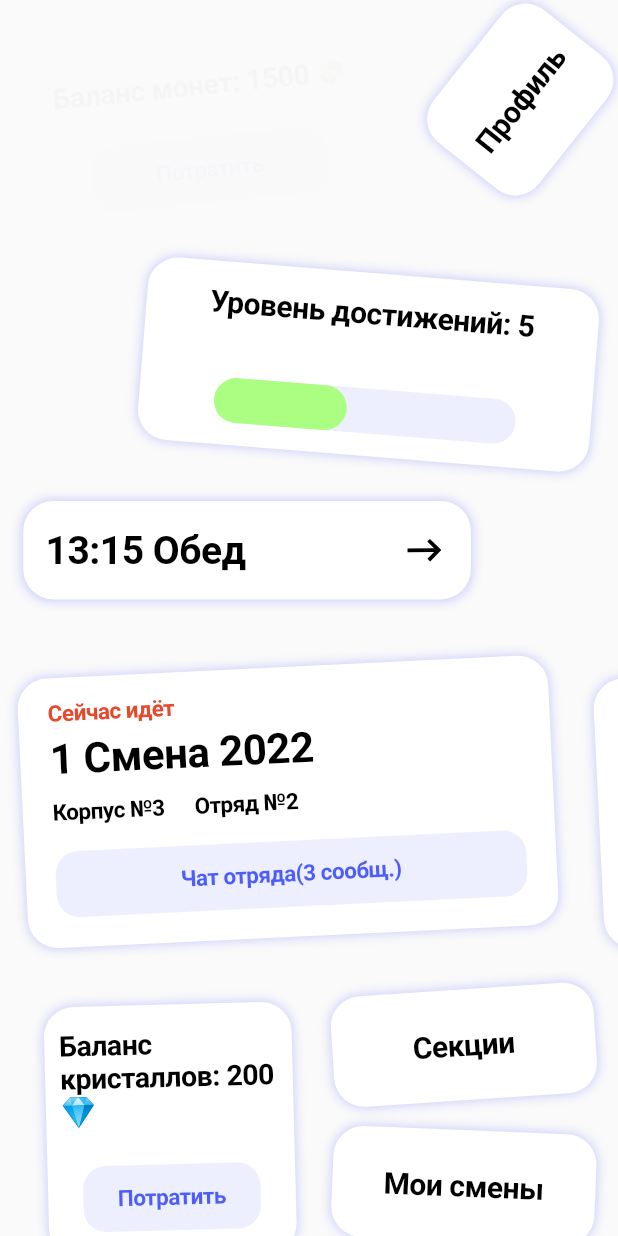
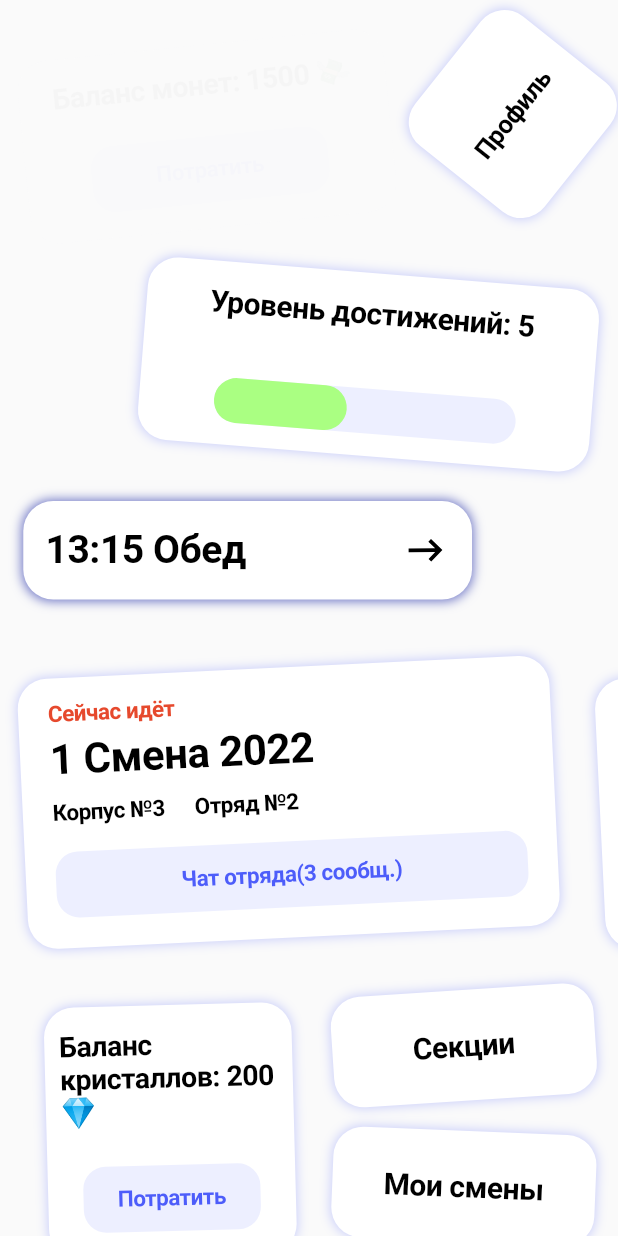
Before and after one commit to KonstInt/animations, a Flutter app: the screen it shows after launch, on a phone screen of 412 x 824 dp. Run offline on Flutter 3.47's test engine with Material 2 defaults, Android fonts, the phone set to English and light mode, and no system bars; drawn by our look-alikes of percent_indicator; our stand-ins replace flutter_screenutil, flutter_svg; Roboto replaces fonts that are missing (Montserrat).

Commit message:
add some animations

```diff
--- a/lib/main.dart
+++ b/lib/main.dart
@@ -1,21 +1,15 @@
-import 'package:animations/models/smena.dart';
-import 'package:animations/utils/constants.dart';
 import 'package:animations/utils/theme.dart';
 import 'package:animations/widget/balance.dart';
 import 'package:animations/widget/crystal.dart';
-import 'package:animations/widget/custom_card.dart';
 import 'package:animations/widget/lanch.dart';
 import 'package:animations/widget/level.dart';
 import 'package:animations/widget/my_smens.dart';
 import 'package:animations/widget/profile.dart';
 import 'package:animations/widget/sections.dart';
 import 'package:animations/widget/smens_list.dart';
-import 'package:animations/widget/spining_container.dart';
 import 'package:flutter/material.dart';
-import 'dart:math';
 
-final Color darkBlue = Color.fromARGB(255, 18, 32, 47);
-
+import 'package:flutter_screenutil/flutter_screenutil.dart';
 void main() {
   runApp(MyApp());
 }
@@ -26,61 +20,40 @@ class MyApp extends StatefulWidget {
 }
 
 class _MyAppState extends State<MyApp> with TickerProviderStateMixin {
-
-  late final AnimationController _visible_controller = AnimationController(
-    duration: const Duration(seconds: 2),
-    vsync: this,
-  )..repeat(reverse: true);
-  late final Animation<double> _animation = CurvedAnimation(
-    parent: _visible_controller,
-    curve: Curves.easeIn,
-  );
-
-  late final AnimationController _rotated_controller = AnimationController(
-    duration: const Duration(seconds: 10),
-    vsync: this,
-  )..repeat();
-  @override
-  void dispose() {
-    _visible_controller.dispose();
-    _rotated_controller.dispose();
-    super.dispose();
-  }
-
   @override
   Widget build(BuildContext context) {
+    return ScreenUtilInit(
+        designSize: const Size(411, 823),
+        minTextAdapt: true,
+        splitScreenMode: true,
+        builder: (context, child) {
           return MaterialApp(
             theme: basicThemeData(),
             debugShowCheckedModeBanner: false,
             home: Scaffold(
               body: SafeArea(
                 child: SingleChildScrollView(
-            child:
-                Column(crossAxisAlignment: CrossAxisAlignment.start, children: [
+                  child: Column(
+                      crossAxisAlignment: CrossAxisAlignment.start,
+                      children: [
                         Row(
-                children: [
-                  FadeTransition(opacity: _animation, child: Balance()),
-
-                  SpinningContainer(controller: _rotated_controller, rotSet: 2*pi, mChild: Profile())
-
-                ],
+                          children: const [Balance(), Spacer(), Profile()],
                         ),
                         Row(
-                children: [
-                  const Spacer(),
-                  Level(),
-                ],
+                          children: const [Spacer(), Level()],
                         ),
-              Lanch(),
-              Smens(),
+                        const Lanch(),
+                        const Smens(),
                         Container(
-                margin: const EdgeInsets.only(left: 15.5, top: 10, right: 15),
+                          margin: const EdgeInsets.only(
+                                  left: 15.5, top: 10, right: 15)
+                              .r,
                           child: Row(
                             children: [
-                    Crystal(),
-                    Spacer(),
+                              const Crystal(),
+                              const Spacer(),
                               Column(
-                      children: [Sections(), MySmens()],
+                                children: const [Sections(), MySmens()],
                               )
                             ],
                           ),
@@ -90,5 +63,6 @@ class _MyAppState extends State<MyApp> with TickerProviderStateMixin {
               ),
             ),
           );
+        });
   }
 }
--- a/lib/widget/balance.dart
+++ b/lib/widget/balance.dart
@@ -4,12 +4,35 @@ import 'package:flutter/material.dart';
 import 'package:flutter/src/widgets/container.dart';
 import 'package:flutter/src/widgets/framework.dart';
 
-class Balance extends StatelessWidget {
+class Balance extends StatefulWidget {
   const Balance({super.key});
 
   @override
+  State<Balance> createState() => _BalanceState();
+}
+
+class _BalanceState extends State<Balance> with TickerProviderStateMixin {
+  late final AnimationController _visible_controller = AnimationController(
+    duration: const Duration(seconds: 2),
+    vsync: this,
+  )..repeat(reverse: true);
+  late final Animation<double> _animation = CurvedAnimation(
+    parent: _visible_controller,
+    curve: Curves.easeIn,
+  );
+
+  @override
+  void dispose() {
+    _visible_controller.dispose();
+
+    super.dispose();
+  }
+
+  @override
   Widget build(BuildContext context) {
-    return Container(
+    return FadeTransition(
+          opacity: _animation,
+          child: Container(
       margin: const EdgeInsets.only(left: 15.5, top: 30),
       child: CustomCard(
         mWith: 245,
@@ -38,17 +61,22 @@ class Balance extends StatelessWidget {
                         borderRadius: BorderRadius.circular(15.0),
                       ))),
                   child: Container(
-                  padding: const EdgeInsets.symmetric(horizontal: 35, vertical: 5),
-                  child: Text("Потратить", style: Theme.of(context).textTheme.headline2?.copyWith(
+                    padding:
+                        const EdgeInsets.symmetric(horizontal: 35, vertical: 5),
+                    child: Text(
+                      "Потратить",
+                      style: Theme.of(context).textTheme.headline2?.copyWith(
                           letterSpacing: -0.33,
                           fontWeight: FontWeight.w600,
-                      fontSize: 15),),
+                          fontSize: 15),
+                    ),
                   ),
                 )
               ],
             ),
           ),
         ),
+      ),
     );
   }
 }
--- a/lib/widget/custom_card.dart
+++ b/lib/widget/custom_card.dart
@@ -6,12 +6,13 @@ class CustomCard extends StatelessWidget {
   double mHeigth;
   double rotate;
   Widget mChildren;
+  Color? mShadowColor;
   CustomCard(
       {super.key,
       required this.mWith,
       required this.mHeigth,
       required this.rotate,
-      required this.mChildren});
+      required this.mChildren,this.mShadowColor});
 
   @override
   Widget build(BuildContext context) {
@@ -25,7 +26,7 @@ class CustomCard extends StatelessWidget {
             borderRadius: const BorderRadius.all(Radius.circular(20)),
             boxShadow: [
               BoxShadow(
-                color: Theme.of(context).shadowColor,
+                color: mShadowColor == null ? Theme.of(context).shadowColor : mShadowColor as Color,
                 spreadRadius: 0.5,
                 blurRadius: 6,
                 offset: const Offset(0, 0), // changes position of shadow
--- a/lib/widget/lanch.dart
+++ b/lib/widget/lanch.dart
@@ -1,36 +1,111 @@
 import 'package:flutter/material.dart';
-import 'package:flutter/src/widgets/container.dart';
-import 'package:flutter/src/widgets/framework.dart';
+import 'package:flutter_screenutil/flutter_screenutil.dart';
 import 'package:flutter_svg/svg.dart';
-
 import 'custom_card.dart';
 
-class Lanch extends StatelessWidget {
+class Lanch extends StatefulWidget {
   const Lanch({super.key});
 
   @override
+  State<Lanch> createState() => _LanchState();
+}
+
+class _LanchState extends State<Lanch> with TickerProviderStateMixin {
+  double _mWithAnimation = 298.44.w;
+  double _mHeithAnimation = 65.59.h;
+
+  late Animatable<Color?> animation = TweenSequence<Color?>(
+    [
+      TweenSequenceItem(
+        weight: 1.0,
+        tween: ColorTween(
+          begin: Colors.red,
+          end: Colors.green,
+        ),
+      ),
+      TweenSequenceItem(
+        weight: 1.0,
+        tween: ColorTween(
+          begin: Colors.green,
+          end: Colors.blue,
+        ),
+      ),
+      TweenSequenceItem(
+        weight: 1.0,
+        tween: ColorTween(
+          begin: Colors.blue,
+          end: Colors.pink,
+        ),
+      ),
+    ],
+  );
+  late AnimationController controller;
+  late AnimationController sizeChangeController;
+  @override
+  void initState() {
+    super.initState();
+    controller = AnimationController(
+      duration: const Duration(seconds: 10),
+      vsync: this,
+    )..repeat();
+    sizeChangeController = AnimationController(
+      duration: const Duration(seconds: 5),
+      vsync: this,
+    )..repeat();
+  }
+
+  @override
+  void dispose() {
+    controller.dispose();
+    super.dispose();
+  }
+
+  @override
   Widget build(BuildContext context) {
-    return Container(
-        margin: const EdgeInsets.only(left: 15.5, top: 30),
+    return AnimatedBuilder(
+      animation: sizeChangeController,
+      builder: (context, snapshot) {
+        return AnimatedBuilder(
+            animation: controller,
+            builder: (context, child) {
+              return GestureDetector(
+                onTap: () => {
+                  setState(() {
+
+                    _mWithAnimation = 900;
+                    _mHeithAnimation = 900;
+                  })
+                },
+                child: Container(
+                    margin: const EdgeInsets.only(left: 15.5, top: 30).r,
                     child: CustomCard(
-            mWith: 298.44,
-            mHeigth: 65.59,
+                        mWith: _mWithAnimation,
+                        mHeigth: _mHeithAnimation,
                         rotate: 0,
+                        mShadowColor: animation
+                            .evaluate(AlwaysStoppedAnimation(controller.value)),
                         mChildren: Container(
-              margin: EdgeInsets.symmetric(horizontal: 15),
+                          margin: const EdgeInsets.symmetric(horizontal: 15).r,
                           child: Row(
                             children: [
                               Text(
                                 "13:15 Обед",
-                    style: Theme.of(context).textTheme.headline1?.copyWith(
-                        letterSpacing: -0.33,
+                                style: Theme.of(context)
+                                    .textTheme
+                                    .headline1
+                                    ?.copyWith(
+                                        letterSpacing: -0.33.sp,
                                         fontWeight: FontWeight.w700,
-                        fontSize: 26),
+                                        fontSize: 26.sp),
                               ),
-                  Spacer(),
+                              const Spacer(),
                               SvgPicture.asset("assets/icons/raw_right.svg")
                             ],
                           ),
-            )));
+                        ))),
+              );
+            });
+      }
+    );
   }
 }
--- a/lib/widget/profile.dart
+++ b/lib/widget/profile.dart
@@ -1,28 +1,52 @@
+import 'dart:math';
+
+import 'package:animations/widget/spining_container.dart';
 import 'package:flutter/material.dart';
 import 'package:flutter/src/widgets/container.dart';
 import 'package:flutter/src/widgets/framework.dart';
+import 'package:flutter_screenutil/flutter_screenutil.dart';
 
 import 'custom_card.dart';
 
-class Profile extends StatelessWidget {
+class Profile extends StatefulWidget {
   const Profile({super.key});
+
+  @override
+  State<Profile> createState() => _ProfileState();
+}
+
+class _ProfileState extends State<Profile> with SingleTickerProviderStateMixin {
+  late final AnimationController _rotated_controller = AnimationController(
+    duration: const Duration(seconds: 10),
+    vsync: this,
+  )..repeat();
+  @override
+  void dispose() {
+    _rotated_controller.dispose();
+    super.dispose();
+  }
 
   @override
   Widget build(BuildContext context) {
     return Container(
-      margin: const EdgeInsets.only(left: 25.5, top: 30),
-      child: CustomCard(
-          mWith: 112.97,
-          mHeigth: 89.56,
+        margin: EdgeInsets.only(right: 15),
+        child: SpinningContainer(
+          controller: _rotated_controller,
+          rotSet: 2 * pi,
+          mChild: CustomCard(
+              mWith: 110.w,
+              mHeigth: 110.w,
               rotate: -27.76,
-          mChildren: Center(
+              mChildren: Container(
+                child: Center(
                   child: Text("Профиль",
                       style: Theme.of(context).textTheme.headline1?.copyWith(
                             letterSpacing: -0.33,
                             fontWeight: FontWeight.w700,
-                      fontSize: 20,
+                            fontSize: 17,
                           )),
+                ),
               )),
-    );
+        ));
   }
 }
--- a/lib/widget/smens_list.dart
+++ b/lib/widget/smens_list.dart
@@ -2,7 +2,8 @@ import 'package:animations/utils/constants.dart';
 import 'package:flutter/material.dart';
 import 'package:flutter/src/widgets/container.dart';
 import 'package:flutter/src/widgets/framework.dart';
-
+import 'package:flutter_screenutil/flutter_screenutil.dart';
+import 'dart:io' show Platform;
 import '../models/smena.dart';
 import 'custom_card.dart';
 
@@ -34,8 +35,8 @@ class _SmensState extends State<Smens> {
   Widget build(BuildContext context) {
     return Container(
       width: double.infinity,
-      height: 210,
-      margin: EdgeInsets.only(top: 30),
+      height: Platform.isAndroid?210.h:190.h,
+      margin: EdgeInsets.only(top: 30).r,
       child: Expanded(
         child: ListView.builder(
             scrollDirection: Axis.horizontal,
@@ -51,13 +52,13 @@ class _SmensState extends State<Smens> {
 
 Widget buildRow(Smena smen, BuildContext context) {
   return Container(
-    padding: EdgeInsets.all(15),
+    padding: EdgeInsets.all(15).r,
     child: CustomCard(
-        mWith: 354,
-        mHeigth: 168.13,
+        mWith: 354.w,
+        mHeigth: 168.13.h,
         rotate: 2.76,
         mChildren: Container(
-          margin: EdgeInsets.symmetric(vertical: 15, horizontal: 20),
+          margin: EdgeInsets.symmetric(vertical: 15, horizontal: 20).r,
           child: Column(
             crossAxisAlignment: CrossAxisAlignment.start,
             children: [
@@ -65,17 +66,17 @@ Widget buildRow(Smena smen, BuildContext context) {
                   ? Text("Сейчас идёт",
                       style: Theme.of(context).textTheme.headline1?.copyWith(
                           color: kTextSpec1Color,
-                          fontSize: 15,
+                          fontSize: 15.sp,
                           fontWeight: FontWeight.w600,
-                          letterSpacing: -0.33))
+                          letterSpacing: -0.33.sp))
                   : Text("Уже скоро",
                       style: Theme.of(context).textTheme.headline1?.copyWith(
                           color: kSecondaryTextColor,
-                          fontSize: 15,
+                          fontSize: 15.sp,
                           fontWeight: FontWeight.w600,
-                          letterSpacing: -0.33)),
+                          letterSpacing: -0.33.sp)),
               Container(
-                margin: EdgeInsets.only(top: 5),
+                margin: EdgeInsets.only(top: 5).r,
                 child: Text(smen.name,
                     style: Theme.of(context).textTheme.headline1?.copyWith(
                         fontSize: 28,
@@ -83,7 +84,7 @@ Widget buildRow(Smena smen, BuildContext context) {
                         letterSpacing: -0.33)),
               ),
               Container(
-                  margin: EdgeInsets.only(top: 10),
+                  margin: EdgeInsets.only(top: 10).r,
                   child: Row(
                     children: [
                       Text("Корпус №${smen.corp}",
@@ -91,22 +92,22 @@ Widget buildRow(Smena smen, BuildContext context) {
                               .textTheme
                               .headline1
                               ?.copyWith(
-                                  fontSize: 15,
+                                  fontSize: 15.sp,
                                   fontWeight: FontWeight.w600,
-                                  letterSpacing: -0.33)),
-                      const SizedBox(width: 20),
+                                  letterSpacing: -0.33.sp)),
+                      SizedBox(width: 20.w),
                       Text("Отряд №${smen.otr}",
                           style: Theme.of(context)
                               .textTheme
                               .headline1
                               ?.copyWith(
-                                  fontSize: 15,
+                                  fontSize: 15.sp,
                                   fontWeight: FontWeight.w600,
-                                  letterSpacing: -0.33)),
+                                  letterSpacing: -0.33.sp)),
                     ],
                   )),
                 Container(
-                  margin: EdgeInsets.only(top: 15),
+                  margin: EdgeInsets.only(top: 15).r,
                   width: double.infinity,
                   child: TextButton(
                   onPressed: () => {},
@@ -118,11 +119,11 @@ Widget buildRow(Smena smen, BuildContext context) {
                         borderRadius: BorderRadius.circular(15.0),
                       ))),
                   child: Container(
-                    padding: const EdgeInsets.symmetric(horizontal: 35, vertical: 5),
+                    padding: EdgeInsets.symmetric(horizontal: 35, vertical: 5).r,
                     child: Text("Чат отряда(${smen.newMessages} сообщ.)", style: Theme.of(context).textTheme.headline2?.copyWith(
-                        letterSpacing: -0.33,
+                        letterSpacing: -0.33.sp,
                         fontWeight: FontWeight.w600,
-                        fontSize: 15),),
+                        fontSize: 15.sp),),
                   ),
               ),
                 )
--- a/pubspec.yaml
+++ b/pubspec.yaml
@@ -38,6 +38,7 @@ dependencies:
   cupertino_icons: ^1.0.2
   percent_indicator: ^4.2.3
   flutter_svg: ^1.1.6
+  flutter_screenutil: ^5.7.0
 
 dev_dependencies:
   flutter_test:
```
Also changed, not shown: pubspec.lock. Lines whose indentation alone changed are shown as unchanged.
